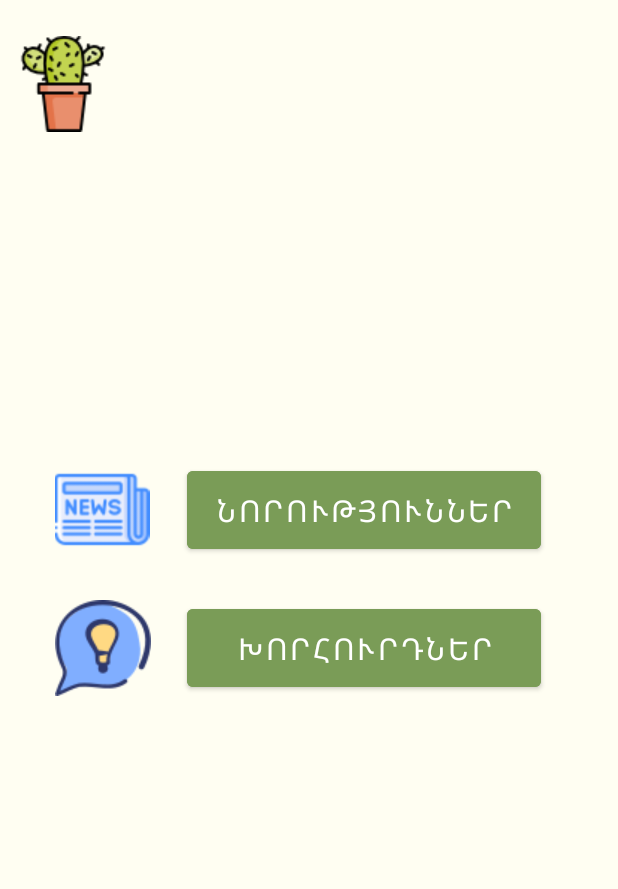
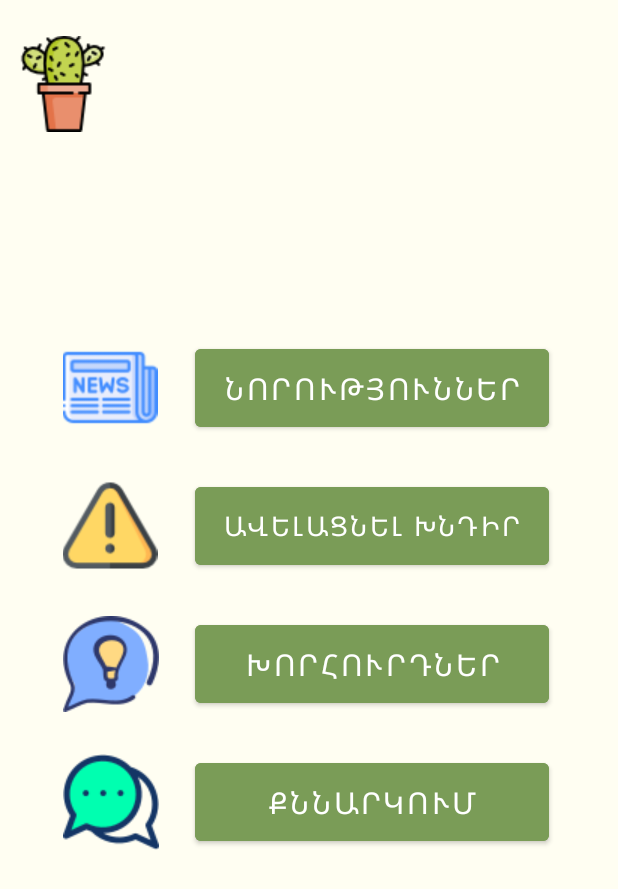
Before and after one commit to AllaMinasyan16/Cactus, an Android app: the Home screen opened directly, with no data from a screen before it, on a phone screen of 412 x 824 dp. Shown: the top 889 px of the screen. Run offline under Robolectric (Android 15) with nearby library versions, the phone set to English and light mode, and no system bars; Roboto replaces fonts that are not available here.

Commit message:
Ashxatox cragir

```diff
--- a/app/src/main/AndroidManifest.xml
+++ b/app/src/main/AndroidManifest.xml
@@ -14,6 +14,9 @@
         android:supportsRtl="true"
         android:theme="@style/Theme.MyApplication"
         tools:targetApi="31">
+        <activity
+            android:name=".Advices"
+            android:exported="false" />
         <activity
             android:name=".DetailActivity"
             android:exported="false" />
--- a/app/src/main/java/com/example/myapplication/Home.java
+++ b/app/src/main/java/com/example/myapplication/Home.java
@@ -8,7 +8,7 @@
 import android.widget.Button;
 
 public class Home extends AppCompatActivity {
-    Button button4, button6;
+    Button button7, button6, button5;
 
     @Override
     protected void onCreate(Bundle savedInstanceState) {
@@ -23,8 +23,16 @@
             }
         });
 
-        button4 = (Button) findViewById(R.id.button4);
-        button4.setOnClickListener(new View.OnClickListener() {
+        button5 = (Button) findViewById(R.id.button5);
+        button5.setOnClickListener(new View.OnClickListener() {
+            @Override
+            public void onClick(View view) {
+                startActivity(new Intent(Home.this, Advices.class));
+            }
+        });
+
+        button7 = (Button) findViewById(R.id.button7);
+        button7.setOnClickListener(new View.OnClickListener() {
             @Override
             public void onClick(View view) {
                 startActivity(new Intent(Home.this, Newsfragmenthome.class));
--- a/app/src/main/res/layout/activity_home.xml
+++ b/app/src/main/res/layout/activity_home.xml
@@ -18,14 +18,14 @@
         android:layout_alignParentEnd="true"
         android:layout_marginBottom="36dp"
         android:backgroundTint="@color/ButtonSignColor"
-        android:text="@string/Նորություններ_fragment.home.button"
+        android:text="@string/Նորություններ_Home"
         android:textSize="20sp"
         app:layout_constraintBottom_toBottomOf="parent"
         app:layout_constraintEnd_toEndOf="parent"
-        app:layout_constraintHorizontal_bias="0.708"
+        app:layout_constraintHorizontal_bias="0.737"
         app:layout_constraintStart_toStartOf="parent"
         app:layout_constraintTop_toTopOf="parent"
-        app:layout_constraintVertical_bias="0.425" />
+        app:layout_constraintVertical_bias="0.313" />
 
     <Button
         android:id="@+id/button6"
@@ -37,20 +37,65 @@
         android:layout_marginEnd="67dp"
         android:backgroundTint="@color/ButtonSignColor"
         android:onClick="goToChatHomeFragment"
-        android:text="@string/Խորհուրդներ_fragment.home.button"
+        android:text="@string/Քննարկում_Home"
         android:textSize="20sp"
+        app:layout_constraintEnd_toEndOf="@+id/button5"
+        app:layout_constraintHorizontal_bias="0.0"
+        app:layout_constraintStart_toStartOf="@+id/button5"
+        app:layout_constraintTop_toBottomOf="@+id/button5" />
+
+    <Button
+        android:id="@+id/button5"
+        android:layout_width="236dp"
+        android:layout_height="64dp"
+        android:layout_alignParentEnd="true"
+        android:layout_alignParentBottom="true"
+        android:layout_marginTop="28dp"
+        android:layout_marginEnd="67dp"
+        android:backgroundTint="@color/ButtonSignColor"
+        android:text="@string/Խորհուրդներ_Home"
+        android:textSize="20sp"
+        app:layout_constraintEnd_toEndOf="@+id/button7"
+        app:layout_constraintHorizontal_bias="0.0"
+        app:layout_constraintStart_toStartOf="@+id/button7"
+        app:layout_constraintTop_toBottomOf="@+id/button7" />
+
+    <Button
+        android:id="@+id/button7"
+        android:layout_width="236dp"
+        android:layout_height="64dp"
+        android:layout_alignParentEnd="true"
+        android:layout_alignParentBottom="true"
+        android:layout_marginTop="28dp"
+        android:layout_marginEnd="67dp"
+        android:backgroundTint="@color/ButtonSignColor"
+        android:text="@string/Խնդիրներ_Home"
+        android:textSize="18sp"
         app:layout_constraintEnd_toEndOf="@+id/button4"
         app:layout_constraintHorizontal_bias="0.0"
         app:layout_constraintStart_toStartOf="@+id/button4"
         app:layout_constraintTop_toBottomOf="@+id/button4" />
 
     <ImageView
-        android:id="@+id/imageView2"
+        android:layout_marginHorizontal="5dp"
+        android:id="@+id/imageView7"
         android:layout_width="65dp"
         android:layout_height="63dp"
         android:layout_alignParentBottom="true"
+        android:layout_marginEnd="24dp"
+        android:layout_toStartOf="@+id/button4"
+        android:src="@drawable/warning"
+        app:layout_constraintBottom_toBottomOf="@+id/button7"
+        app:layout_constraintEnd_toStartOf="@+id/button7"
+        app:layout_constraintTop_toTopOf="@+id/button7"
+        app:layout_constraintVertical_bias="0.388" />
 
-
+    <ImageView
+        android:layout_marginHorizontal="5dp"
+        android:id="@+id/imageView4"
+        android:layout_width="65dp"
+        android:layout_height="63dp"
+        android:layout_alignParentBottom="true"
         android:layout_marginEnd="24dp"
         android:layout_toStartOf="@+id/button4"
         android:src="@drawable/news"
@@ -59,21 +104,32 @@
         app:layout_constraintTop_toTopOf="@+id/button4"
         app:layout_constraintVertical_bias="0.388" />
 
-
-
-
+    <ImageView
+        android:layout_marginHorizontal="5dp"
+        android:id="@+id/imageView5"
+        android:layout_width="wrap_content"
+        android:layout_height="wrap_content"
+        android:layout_alignParentBottom="true"
+        android:layout_marginEnd="24dp"
+        android:layout_toStartOf="@+id/button5"
+        android:src="@drawable/conversation"
+        app:layout_constraintBottom_toBottomOf="@+id/button5"
+        app:layout_constraintEnd_toStartOf="@+id/button5"
+        app:layout_constraintTop_toTopOf="@+id/button5" />
 
     <ImageView
+        android:layout_marginHorizontal="5dp"
         android:id="@+id/imageView6"
         android:layout_width="wrap_content"
         android:layout_height="wrap_content"
         android:layout_alignParentBottom="true"
         android:layout_marginEnd="24dp"
-        android:layout_toStartOf="@+id/button6"
-        android:src="@drawable/conversation"
+        android:layout_toStartOf="@+id/button5"
+        android:src="@drawable/chat"
         app:layout_constraintBottom_toBottomOf="@+id/button6"
         app:layout_constraintEnd_toStartOf="@+id/button6"
-        app:layout_constraintTop_toTopOf="@+id/button6" />
+        app:layout_constraintTop_toTopOf="@+id/button6"
+        app:layout_constraintVertical_bias="0.531" />
 
     <ImageView
         android:id="@+id/imageView8"
--- a/app/src/main/res/values/strings.xml
+++ b/app/src/main/res/values/strings.xml
@@ -9,14 +9,12 @@
     <string name="info">Эта программа для осведомления и решение экологических проблем</string>
     <!-- TODO: Remove or change this placeholder text -->
     <string name="hello_blank_fragment">Hello blank fragment</string>
-    <string name="Լուծումներ_fragment.home.button">Լուծումներ</string>
-    <string name="Խնդիրներ_fragment.home.button">Խնդիրներ</string>
-    <string name="Նորություններ_fragment.home.button">Նորություններ</string>
-    <string name="Խորհուրդներ_fragment.home.button">Խորհուրդներ</string>
+    <string name="Խնդիրներ_Home">Ավելացնել խնդիր</string>
+    <string name="Նորություններ_Home">Նորություններ</string>
+    <string name="Խորհուրդներ_Home">Խորհուրդներ</string>
     <string name="Մուտք_login.button">Մուտք</string>
     <string name="գաղտնաբառ_SignUp.edittext">Կրկնել գաղտնաբառը</string>
     <string name="անունը_SignUp.edittext">Անունը</string>
-    <string name="վերականգնել_SignUp.edittext">Վերականգնել գաղտնաբառը</string>
     <string name="գրեքնամակ_Chat.edittext">Գրեք նամակ․․․</string>
     <string name="Նկարագրություն_News.fragment.home">Նկարագրություն</string>
     <string name="գրառում_News.fragment.home">ԳՐԱՌՈՒՄ</string>
@@ -24,13 +22,9 @@
     <string name="Ներբեռնելնկար_progress.layout">ՆԵՐԲԵՌՆԵԼ ՆԿԱՐ</string>
     <string name="ՏԵՂԱԴՐԵԼ_progress.layout">ՏԵՂԱԴՐԵԼ</string>
     <string name="Տեսակը_progress.layout">Տեսակը</string>
-    <string name="kaktus_logo">Kaktus logo</string>
     <string name="ՄՈՒՏՔ_login">ՄՈՒՏՔ</string>
     <string name="Ունեք_login">Ունե՞ք ստեղծված գրանցում</string>
     <string name="Արդեն_login">Արդե՞ն ունեք գրանցում</string>
     <string name="ԳՐԱՆՑՎԵԼ_signup">ԳՐԱՆՑՎԵԼ</string>
-    <string name="Մուտքագրեք_verification">Մուտքագրեք հաստատման կոդը</string>
-    <string name="Հաստատման_verification">Հաստատման կոդ</string>
-    <string name="Հաստատել_verification">Հաստատել</string>
-    <string name="Վերնագիր_verification">Վերնագիր</string>
+    <string name="Քննարկում_Home">Քննարկում</string>
 </resources>
```
Also changed, not shown: app/src/main/java/com/example/myapplication/Advices.java (added, +73 -0 lines), app/src/main/res/layout/activity_advices.xml (added, +17 -0 lines), app/src/main/res/drawable/chat.png (added), 25 other files.
